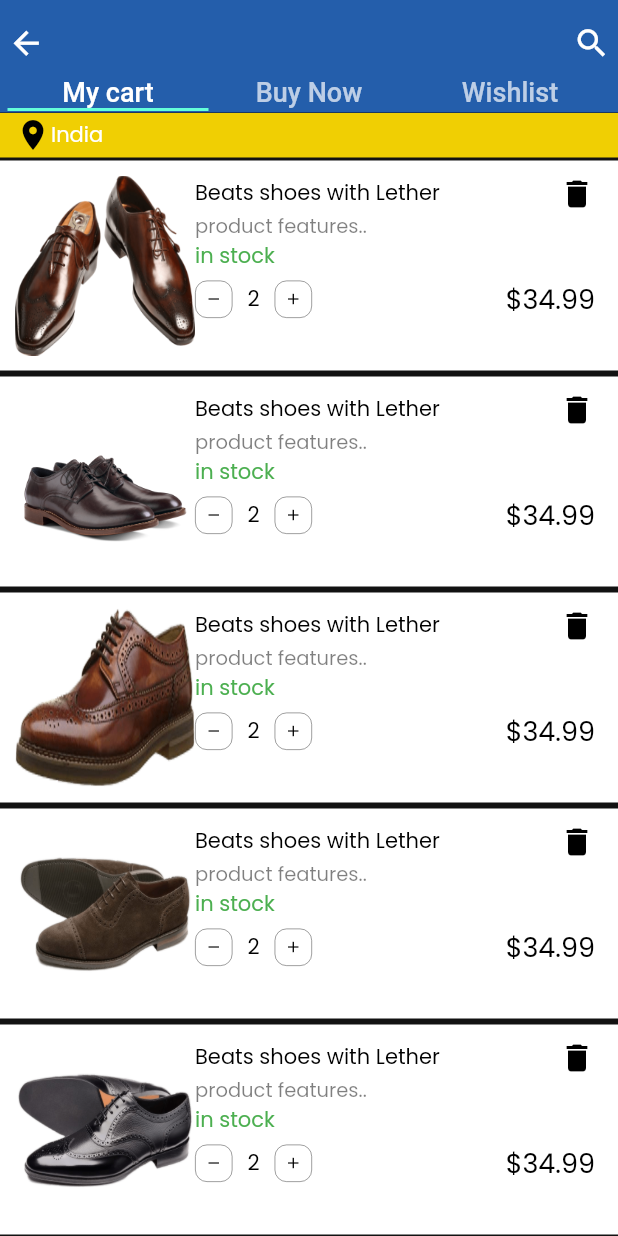
After one commit to Seansdeveloper/veregoodapps, a Flutter app: the HomeScreen screen opened directly, after a tap on the "shopping cart" icon, on a phone screen of 412 x 824 dp. The commit adds this screen. Run offline on Flutter 3.47's test engine with Material 2 defaults, Android fonts, the phone set to English and light mode, and no system bars; our stand-ins replace carousel_slider, curved_navigation_bar, firebase_auth, firebase_core, geolocator, get and 4 more; accounts and stored records are empty.

Commit message:
updated cart code

```diff
--- a/lib/homeScreen.dart
+++ b/lib/homeScreen.dart
@@ -4,6 +4,7 @@ import 'package:flutter/material.dart';
 import 'package:geolocator/geolocator.dart';
 import 'package:get/get.dart';
 import 'package:get/get_core/src/get_main.dart';
+import 'package:veregoodapps/screens/cart_page/cart_page.dart';
 import 'package:veregoodapps/screens/product_details_page/product_details_page.dart';
 import 'constant/image.dart';
 import 'data/navigation_model.dart';
@@ -110,7 +111,11 @@ class _HomeScreenState extends State<HomeScreen> {
             SizedBox(
             width: 20,
             ),
-            Icon(Icons.shopping_cart,size: 25,)
+            GestureDetector(
+              onTap: (){
+                Get.to(()=>CartPage());
+              },
+                child: Icon(Icons.shopping_cart,size: 25,))
           ],)
 
         ),
--- /dev/null
+++ b/lib/screens/cart_page/cart_page.dart
@@ -0,0 +1,291 @@
+import 'package:flutter/cupertino.dart';
+import 'package:flutter/material.dart';
+import 'package:geolocator/geolocator.dart';
+
+import '../../constant/color.dart';
+import '../../constant/image.dart';
+import '../../generated/assets.dart';
+
+class CartPage extends StatefulWidget {
+  const CartPage({Key? key}) : super(key: key);
+
+  @override
+  State<CartPage> createState() => _CartPageState();
+}
+
+class _CartPageState extends State<CartPage> {
+  int value=2;
+
+
+
+
+  @override
+  Widget build(BuildContext context) {
+    return DefaultTabController(
+      length: 3,  // Added
+      initialIndex: 0,
+      child: Scaffold(
+        backgroundColor: Theme.of(context).backgroundColor,
+        appBar: PreferredSize(
+          preferredSize: Size.fromHeight(75),
+          child: SafeArea(
+            child: Container(
+              color: appbar,
+              padding: EdgeInsets.only(top: 16,left: 5,right: 5),
+              child: Column(
+                children: [
+                  Row(
+                    mainAxisAlignment: MainAxisAlignment.spaceBetween,
+                    children: [
+                      Icon(Icons.arrow_back,size: 25,),
+                      Icon(Icons.search,size: 25,),
+                    ],
+                  ),
+                  SizedBox(height: 10,),
+                  TabBar(
+                    tabs: [ Text("My cart",style: TextStyle(fontSize: 18),),  Text("Buy Now",style: TextStyle(fontSize: 18)),Text("Wishlist",style: TextStyle(fontSize: 18),)],
+                  ),
+                ],
+              ),
+            ),
+          ),
+        ),
+body: TabBarView(
+  children: <Widget>[
+    MyCartPage(),
+       Column(
+        children: <Widget>[new Text("Cart Page")],
+      ),
+     Column(
+      children: <Widget>[new Text("Wishlist")],
+    )
+  ],
+),
+      ),
+    );
+  }
+
+
+
+
+
+  MyCartPage(){
+    return Column(
+      children: [
+        Container(
+          height: 30,
+          width: MediaQuery.of(context).size.width,
+          color: const Color.fromRGBO(240, 207, 3, 1),
+          child: Padding(
+            padding: const EdgeInsets.only(left: 10),
+            child: Row(
+              children: [
+                InkWell(
+                    onTap: () async {
+                      Position position = await Geolocator.getCurrentPosition(
+                          desiredAccuracy: LocationAccuracy.high);
+                      print(position);
+                    },
+                    child: Icon(
+                      Icons.location_on,
+                      color: Colors.black,
+                    )),
+                const Text("India"),
+              ],
+            ),
+          ),
+        ),
+        Expanded(
+       child: SingleChildScrollView(
+         child: Column(
+           crossAxisAlignment: CrossAxisAlignment.start,
+    children: [
+      Column(
+        children: Imagess.imageShoes.map((i) {
+          return Container(
+              width: MediaQuery.of(context).size.width,
+              margin: EdgeInsets.symmetric(vertical: 2.0),
+              decoration: BoxDecoration(color: Colors.white),
+              child: Padding(
+                padding: const EdgeInsets.only(left: 10,right: 2,top: 10,bottom: 10),
+                child: Row(
+                  crossAxisAlignment: CrossAxisAlignment.start,
+                  children: [
+                    Flexible(child: Image.asset(i, fit: BoxFit.fill,width: 120,height: 120,)),
+                    Flexible(
+                      flex: 2,
+                      child: Column(
+                        crossAxisAlignment: CrossAxisAlignment.start,
+                        children: [
+                           Row(
+                             mainAxisAlignment: MainAxisAlignment.spaceBetween,
+                             children: [
+                               Text("Beats shoes with Lether",style: TextStyle(color: Colors.black,)),
+                               Icon(Icons.delete,color: Colors.black,)
+                             ],
+                           ),
+                          Text("product features..",style: TextStyle(color: Colors.black.withOpacity(0.5),fontSize: 13)),
+                          Padding(
+                            padding: const EdgeInsets.only(bottom: 5),
+                            child: Text("in stock",style: TextStyle(color: Colors.green,fontSize: 14,)),
+                          ),
+
+                          Row(
+                            mainAxisAlignment: MainAxisAlignment.spaceBetween,
+                            children: [
+                              Row(
+                                children: [
+                                  GestureDetector(
+                                    onTap:(){
+                                      value--;
+                                    },
+                                    child: Container(
+                                      height: 25,
+                                      width: 25,
+                                        margin: EdgeInsets.only(right: 10),
+                                      decoration: BoxDecoration(
+                                        borderRadius: BorderRadius.circular(8),
+                                        border: Border.all(width: 0.5,color: Colors.black.withOpacity(0.5))
+                                      ),
+                                     child:Icon(Icons.remove,color: Colors.black,size: 12,)
+                                    ),
+                                  ),
+                                  Text("$value",style: TextStyle(color: Colors.black,)),
+                                  GestureDetector(
+                                    onTap:(){
+                                      value--;
+                                    },
+                                    child: Container(
+                                        height: 25,
+                                        width: 25,
+                                        margin: EdgeInsets.symmetric(horizontal: 10),
+                                        decoration: BoxDecoration(
+                                            borderRadius: BorderRadius.circular(8),
+                                            border: Border.all(width: 0.5,color: Colors.black.withOpacity(0.5))
+                                        ),
+                                        child:Icon(Icons.add,color: Colors.black,size: 12,)
+                                    ),
+                                  ),
+                                ],
+                              ),
+                              Text("\$34.99" ,style: TextStyle(fontSize: 18,color: Colors.black),)
+
+
+                            ],
+                          )
+
+                        ],
+                      ),
+                    )
+
+                  ],
+                ),
+              ));
+        }).toList(),
+      ),
+
+
+    Padding(
+      padding: EdgeInsets.only(top: 10,left: 5),
+      child: Text("Price Details",style: TextStyle(fontSize: 18),),
+    ),
+      Padding(
+        padding: const EdgeInsets.only(
+            bottom: 5, top: 5, left: 5, right: 5),
+        child: Row(
+          mainAxisAlignment: MainAxisAlignment.spaceBetween,
+          children: [
+            Text(
+              "Price(10 item)",
+              style: TextStyle(fontSize: 12),
+            ),
+            Text(
+              "\$1092",
+              style: TextStyle(fontSize: 12),
+            ),
+          ],
+        ),
+      ),
+      Padding(
+        padding: const EdgeInsets.only(
+            bottom: 5, top: 2, left: 5, right: 5),
+        child: Row(
+          mainAxisAlignment: MainAxisAlignment.spaceBetween,
+          children: [
+            Text(
+              "Discount",
+              style: TextStyle(fontSize: 12),
+            ),
+            Text(
+              "-\$19.88",
+              style: TextStyle(fontSize: 12,color: Colors.green),
+            ),
+          ],
+        ),
+      ),
+      Padding(
+        padding: const EdgeInsets.only(
+            bottom: 5, top: 2, left: 5, right: 5),
+        child: Row(
+          mainAxisAlignment: MainAxisAlignment.spaceBetween,
+          children: [
+            Text(
+              "Delivery Charges",
+              style: TextStyle(fontSize: 12),
+            ),
+            Text(
+              "Free",
+              style: TextStyle(fontSize: 12,color: Colors.green),
+            ),
+          ],
+        ),
+      ),
+      Padding(
+        padding: const EdgeInsets.only(top: 10,bottom: 10),
+        child: Row(
+          children: List.generate(150~/2, (index) => Expanded(
+            child: Container(
+              color: index%2==0?Colors.transparent
+                  :Colors.grey,
+              height: 1,
+            ),
+          )),
+        ),
+      ),
+   Padding(
+     padding: const EdgeInsets.only(left: 10, right: 10),
+     child: Row(
+       mainAxisAlignment: MainAxisAlignment.spaceBetween,
+       children: [
+         Text("total Amount"),
+         Text("\$50.00")
+       ],
+     ),
+   ),
+
+      Container(
+        height: 50,
+        width: MediaQuery.of(context).size.width,
+        margin: EdgeInsets.all(30),
+        padding: EdgeInsets.all(10),
+        decoration: BoxDecoration(
+          color: appbar,
+          borderRadius: BorderRadius.circular(10)
+        ),
+        child: FittedBox(child: Text("Proceed To Buy (10 Items)")),
+      )
+
+
+
+    ],
+    )
+
+       ),
+
+        ),
+
+
+]
+    );
+  }
+}
--- a/lib/screens/product_details_page/product_details_page.dart
+++ b/lib/screens/product_details_page/product_details_page.dart
@@ -5,6 +5,7 @@ import 'package:get/get_core/src/get_main.dart';
 
 import '../../constant/color.dart';
 import '../../constant/image.dart';
+import '../cart_page/cart_page.dart';
 
 class ProductDetails extends StatefulWidget {
   final String? imageSho;
@@ -49,9 +50,14 @@ class _ProductDetailsState extends State<ProductDetails> {
                     SizedBox(
                       width: 10,
                     ),
-                    Icon(
-                      Icons.shopping_cart,
-                      size: 22,
+                    GestureDetector(
+                      onTap: (){
+                        Get.to(()=>CartPage());
+                      },
+                      child: Icon(
+                        Icons.shopping_cart,
+                        size: 22,
+                      ),
                     ),
                   ],
                 )
--- a/lib/screens/splash_screen.dart
+++ b/lib/screens/splash_screen.dart
@@ -22,7 +22,7 @@ class _SplashScreenState extends State<SplashScreen>
   void initState() {
     super.initState();
     controller = AnimationController(
-        duration: Duration(milliseconds: 2500), vsync: this);
+        duration: Duration(milliseconds: 1500), vsync: this);
     opacity = Tween<double>(begin: 1.0, end: 0.0).animate(controller)
       ..addListener(() {
         setState(() {});
@@ -60,7 +60,7 @@ class _SplashScreenState extends State<SplashScreen>
                       children: [
                         TextSpan(text: 'Powered by'.tr, style:  TextStyle(fontWeight: FontWeight.bold)),
                         TextSpan(
-                            text: 'saurav singh'.tr,
+                            text:   ' saurav singh'.tr,
                             style:const  TextStyle(fontWeight: FontWeight.bold))
                       ]),
                 ),
```
Also changed, not shown: 1 other file.
